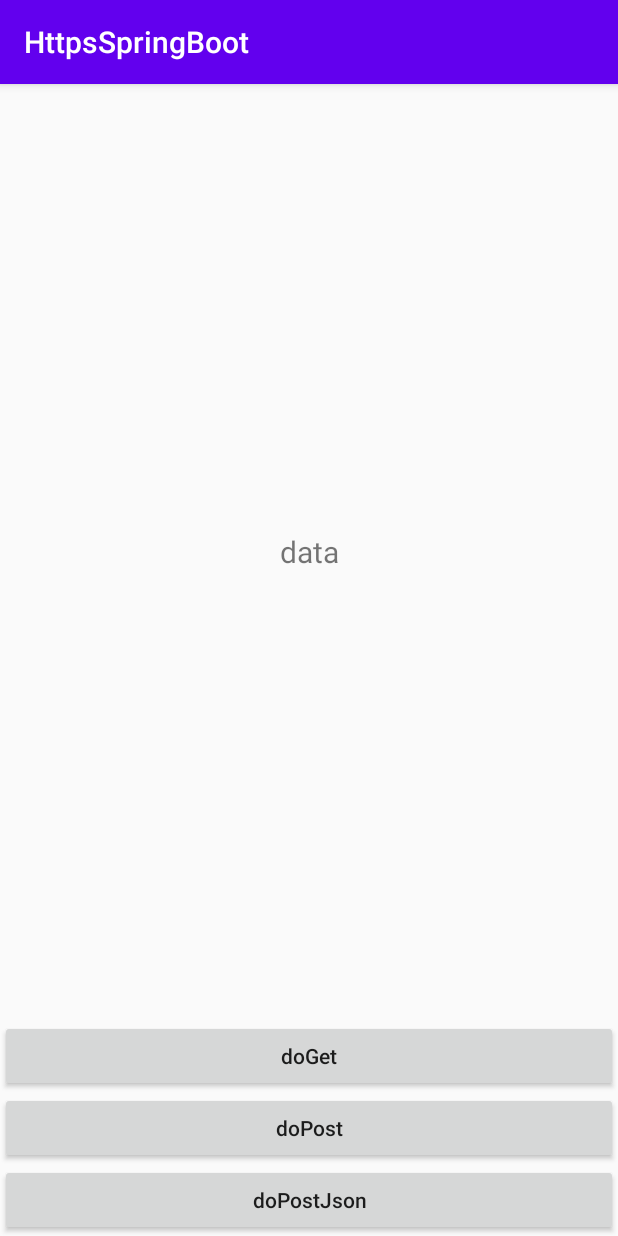
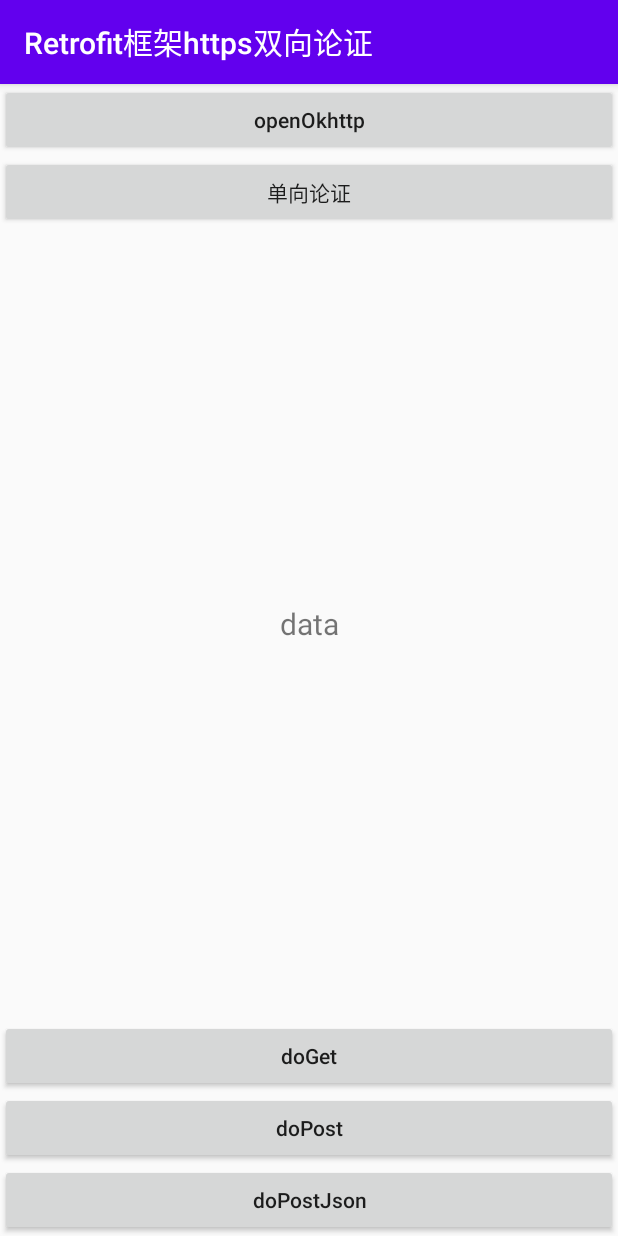
Before and after one commit to kavin-tian/springboot-https, an Android app: the screen it shows after launch (RetrofitActivity), on a phone screen of 412 x 824 dp. Run offline under Robolectric (Android 15) with nearby library versions, the phone set to English and light mode, and no system bars.

Commit message:
https单向认证,客户端认证服务器公钥

```diff
--- a/springboot-https-client/app/build.gradle
+++ b/springboot-https-client/app/build.gradle
@@ -35,6 +35,5 @@ dependencies {
     implementation 'com.squareup.retrofit2:retrofit:2.0.2'
     implementation 'com.squareup.retrofit2:converter-gson:2.0.2'
     implementation 'com.google.code.gson:gson:2.8.5'
-    implementation 'com.alibaba:fastjson:1.2.72'
 //    implementation 'com.squareup.retrofit2:adapter-rxjava:2.0.2'
 }
--- a/springboot-https-client/app/src/main/java/com/example/httpsspringboot/retrofit/ServerApi.java
+++ b/springboot-https-client/app/src/main/java/com/example/httpsspringboot/retrofit/ServerApi.java
@@ -10,9 +10,7 @@ import retrofit2.http.GET;
 import retrofit2.http.POST;
 
 public interface ServerApi {
-    /**
-     * 定义了一个业务方法，获取订单，
-     */
+
     @GET("get")//指定该方法要请求的url，注意方法的路径不要以/开头，如/test，是错误的
     Call<ResponseInfo> get();
 
--- a/springboot-https-client/app/src/main/res/layout/activity_retrofit.xml
+++ b/springboot-https-client/app/src/main/res/layout/activity_retrofit.xml
@@ -4,8 +4,20 @@
     xmlns:tools="http://schemas.android.com/tools"
     android:layout_width="match_parent"
     android:layout_height="match_parent"
-    android:orientation="vertical"
-    tools:context=".okhttp.OkhttpActivity">
+    android:orientation="vertical">
+
+    <Button
+        android:layout_width="match_parent"
+        android:layout_height="wrap_content"
+        android:text="openOkhttp"
+        android:onClick="openOkhttp"
+        android:textAllCaps="false" />
+    <Button
+        android:layout_width="match_parent"
+        android:layout_height="wrap_content"
+        android:text="单向论证"
+        android:onClick="openSingle"
+        android:textAllCaps="false" />
 
     <TextView
         android:id="@+id/data"
```
Also changed, not shown: springboot-https-client/app/src/main/AndroidManifest.xml (+3 -4 lines), springboot-https-client/app/src/main/java/com/example/httpsspringboot/retrofit/RetrofitActivity.java (+12 -0 lines), springboot-https-client/app/src/main/java/com/example/httpsspringboot/retrofit/SingleActivity.java (added, +117 -0 lines), springboot-https-client/app/src/main/res/layout/activity_single.xml (added, +29 -0 lines), 1 other file.
